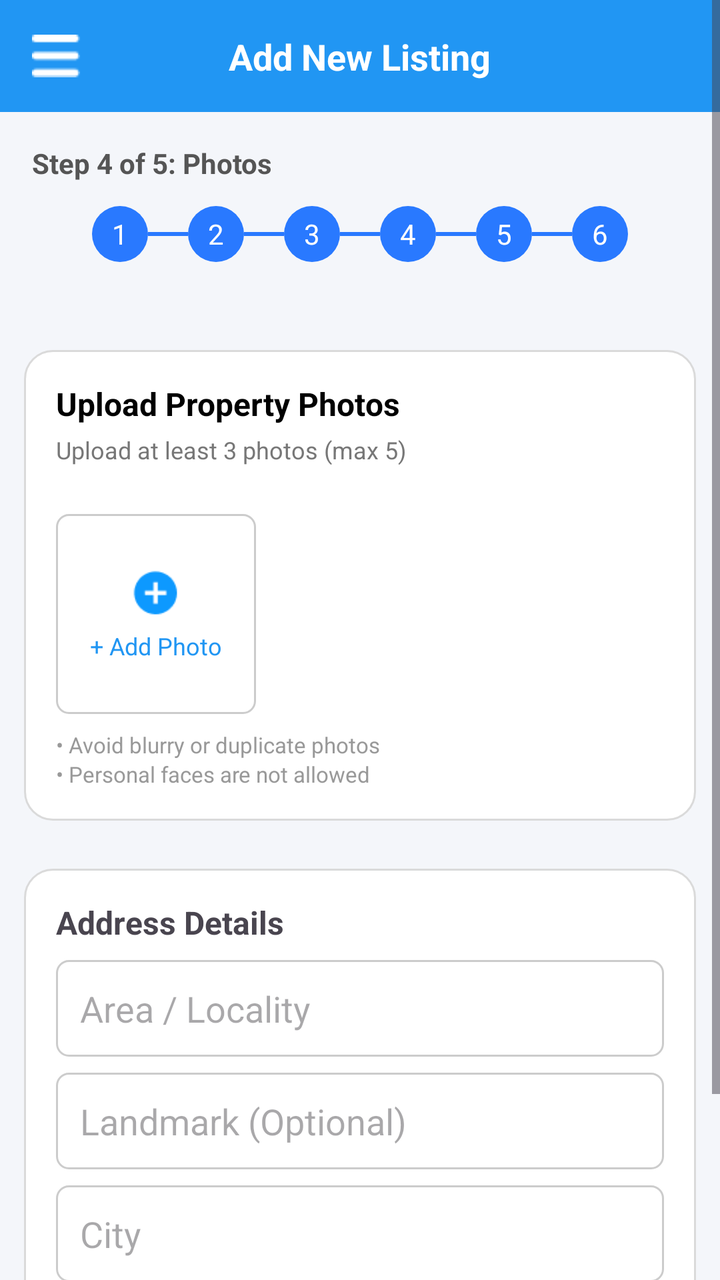
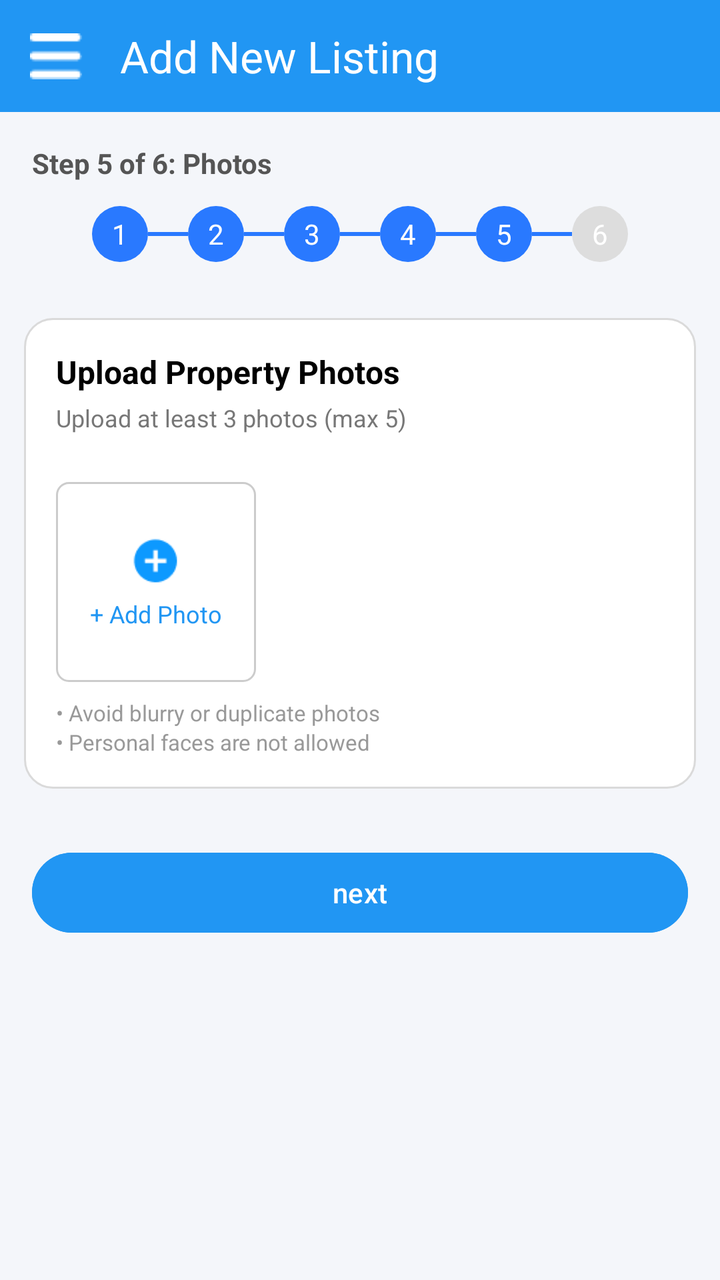

Before-and-after screenshots of an Android layout around one commit, followed by the original layout XML and the change that was made.
<!-- AndroidManifest.xml: application theme Theme.CampusSaathi -->
<!-- res/layout/activity_owner_add_new_list5.xml -->
<?xml version="1.0" encoding="utf-8"?>
<ScrollView xmlns:android="http://schemas.android.com/apk/res/android"
    android:layout_width="match_parent"
    android:layout_height="match_parent"
    android:background="#F4F6FA">

    <LinearLayout
        android:layout_width="match_parent"
        android:layout_height="wrap_content"
        android:orientation="vertical">

        
        <RelativeLayout
            android:layout_width="match_parent"
            android:layout_height="56dp"
            android:background="#2196F3"
            android:padding="16dp">

            <ImageView
                android:id="@+id/btnMenu"
                android:layout_width="24dp"
                android:layout_height="24dp"
                android:src="@drawable/ic_menu" />

            <TextView
                android:layout_width="wrap_content"
                android:layout_height="wrap_content"
                android:text="Add New Listing"
                android:textColor="@android:color/white"
                android:textSize="18sp"
                android:textStyle="bold"
                android:layout_centerInParent="true" />
        </RelativeLayout>

        
        <LinearLayout
            android:layout_width="match_parent"
            android:layout_height="wrap_content"
            android:padding="16dp"
            android:orientation="vertical">

            <TextView
                android:layout_width="wrap_content"
                android:layout_height="wrap_content"
                android:text="Step 4 of 5: Photos"
                android:textStyle="bold"
                android:textColor="#555"
                android:textSize="14sp" />
            <LinearLayout
                android:layout_width="match_parent"
                android:layout_height="wrap_content"
                android:orientation="horizontal"
                android:gravity="center"
                android:layout_marginTop="12dp">

                
                <TextView
                    android:text="1"
                    android:background="@drawable/step_done"
                    android:textColor="#FFFFFF"
                    android:gravity="center"
                    android:layout_width="28dp"
                    android:layout_height="28dp"/>

                <View
                    android:layout_width="20dp"
                    android:layout_height="2dp"
                    android:background="#2979FF"/>

                
                <TextView
                    android:text="2"
                    android:background="@drawable/step_done"
                    android:textColor="#FFFFFF"
                    android:gravity="center"
                    android:layout_width="28dp"
                    android:layout_height="28dp"/>

                <View
                    android:layout_width="20dp"
                    android:layout_height="2dp"
                    android:background="#2979FF"/>

                
                <TextView
                    android:text="3"
                    android:background="@drawable/step_done"
                    android:textColor="#FFFFFF"
                    android:gravity="center"
                    android:layout_width="28dp"
                    android:layout_height="28dp"/>

                <View
                    android:layout_width="20dp"
                    android:layout_height="2dp"
                    android:background="#2979FF"/>

                
                <TextView
                    android:text="4"
                    android:background="@drawable/step_done"
                    android:textColor="#FFFFFF"
                    android:gravity="center"
                    android:layout_width="28dp"
                    android:layout_height="28dp"/>

                <View
                    android:layout_width="20dp"
                    android:layout_height="2dp"
                    android:background="#2979FF"/>

                
                <TextView
                    android:text="5"
                    android:background="@drawable/step_active"
                    android:textColor="#FFFFFF"
                    android:gravity="center"
                    android:layout_width="28dp"
                    android:layout_height="28dp"/>

                <View
                    android:layout_width="20dp"
                    android:layout_height="2dp"
                    android:background="#2979FF"/>

                <TextView android:text="6"
                    android:background="@drawable/step_active"
                    android:textColor="#fff"
                    android:gravity="center"
                    android:layout_width="28dp"
                    android:layout_height="28dp"/>

            </LinearLayout>


            <ImageView
                android:layout_marginTop="8dp"
                android:layout_width="match_parent"
                android:layout_height="8dp"
                android:src="@drawable/step_4" />
        </LinearLayout>

        
        <LinearLayout
            android:layout_width="match_parent"
            android:layout_height="wrap_content"
            android:layout_margin="12dp"
            android:padding="16dp"
            android:orientation="vertical"
            android:background="@drawable/card_border">

            <TextView
                android:layout_width="wrap_content"
                android:layout_height="wrap_content"
                android:text="Upload Property Photos"
                android:textStyle="bold"
                android:textSize="16sp"
                android:textColor="#000" />

            <TextView
                android:layout_width="wrap_content"
                android:layout_height="wrap_content"
                android:layout_marginTop="4dp"
                android:text="Upload at least 3 photos (max 5)"
                android:textSize="12sp"
                android:textColor="#777" />

            
            <GridLayout
                android:id="@+id/gridImages"
                android:layout_width="match_parent"
                android:layout_height="wrap_content"
                android:layout_marginTop="12dp"
                android:columnCount="3"
                android:useDefaultMargins="true"/>

            
            <LinearLayout
                android:id="@+id/btnAddImage"
                android:layout_marginTop="12dp"
                android:layout_width="100dp"
                android:layout_height="100dp"
                android:gravity="center"
                android:orientation="vertical"
                android:background="@drawable/edit_bg">

                <ImageView
                    android:layout_width="26dp"
                    android:layout_height="28dp"
                    android:src="@drawable/ic_add" />

                <TextView
                    android:layout_width="wrap_content"
                    android:layout_height="wrap_content"
                    android:layout_marginTop="4dp"
                    android:text="+ Add Photo"
                    android:textSize="12sp"
                    android:textColor="#2196F3" />
            </LinearLayout>

            <TextView
                android:layout_width="wrap_content"
                android:layout_height="wrap_content"
                android:layout_marginTop="8dp"
                android:text="• Avoid blurry or duplicate photos"
                android:textSize="11sp"
                android:textColor="#999" />

            <TextView
                android:layout_width="wrap_content"
                android:layout_height="wrap_content"
                android:text="• Personal faces are not allowed"
                android:textSize="11sp"
                android:textColor="#999" />
        </LinearLayout>




        
        <LinearLayout
            android:layout_width="match_parent"
            android:layout_height="wrap_content"
            android:layout_margin="12dp"
            android:padding="16dp"
            android:orientation="vertical"
            android:background="@drawable/card_border">

            <TextView   android:layout_width="wrap_content"
                android:layout_height="wrap_content"
                android:text="Address Details"
                android:textStyle="bold"
                android:textSize="16sp" />

            <EditText
                android:id="@+id/edtArea"
                android:layout_marginTop="8dp"
                android:hint="Area / Locality"
                android:background="@drawable/edit_bg"
                android:padding="12dp"
                android:layout_width="match_parent"
                android:layout_height="wrap_content" />

            <EditText
                android:id="@+id/edtLandmark"
                android:layout_marginTop="8dp"
                android:hint="Landmark (Optional)"
                android:background="@drawable/edit_bg"
                android:padding="12dp"
                android:layout_width="match_parent"
                android:layout_height="wrap_content" />

            <EditText
                android:id="@+id/edtCity"
                android:layout_marginTop="8dp"
                android:hint="City"
                android:background="@drawable/edit_bg"
                android:padding="12dp"
                android:layout_width="match_parent"
                android:layout_height="wrap_content" />
        </LinearLayout>

        
        <Button
            android:id="@+id/btnSubmit"
            android:layout_margin="16dp"
            android:layout_width="match_parent"
            android:layout_height="48dp"
            android:text="Submit Listing"
            android:textAllCaps="false"
            android:textColor="@android:color/white"
            android:backgroundTint="#2196F3" />

    </LinearLayout>
</ScrollView>
<!-- resources referenced by this layout -->
<resources>
  <!-- drawable card_border (drawable) -->
  <?xml version="1.0" encoding="utf-8"?>
  <shape xmlns:android="http://schemas.android.com/apk/res/android">
      <solid android:color="#FFFFFF" />
  
      <stroke
          android:width="1dp"
          android:color="#DADADA" />
  
      <corners android:radius="14dp" />
  </shape>
  <!-- drawable edit_bg (drawable) -->
  <shape xmlns:android="http://schemas.android.com/apk/res/android">
      <solid android:color="#FFFFFF"/>
      <stroke android:width="1dp" android:color="#CCCCCC"/>
      <corners android:radius="6dp"/>
  </shape>
  <!-- drawable ic_add: png bitmap (drawable, 821 bytes) -->
  <!-- drawable ic_menu: png bitmap (drawable, 269 bytes) -->
  <!-- drawable step_4: vector/xml drawable (drawable, 2605 chars, omitted) -->
  <!-- drawable step_active (drawable) -->
  <shape xmlns:android="http://schemas.android.com/apk/res/android">
      <solid android:color="#2979FF"/>
      <corners android:radius="50dp"/>
  </shape>
  <!-- drawable step_done (drawable) -->
  <?xml version="1.0" encoding="utf-8"?>
  <shape xmlns:android="http://schemas.android.com/apk/res/android">
      <solid android:color="#2979FF"/>
      <corners android:radius="50dp"/>
  </shape>
  <style name="Theme.CampusSaathi" parent="Base.Theme.CampusSaathi" />
  <style name="Base.Theme.CampusSaathi" parent="Theme.Material3.DayNight.NoActionBar">
          
          
      </style>
</resources>

<!-- the commit's change to res/layout/activity_owner_add_new_list5.xml (unified diff, before → after) -->
@@ -1,275 +1,248 @@
 <?xml version="1.0" encoding="utf-8"?>
-<ScrollView xmlns:android="http://schemas.android.com/apk/res/android"
+<androidx.drawerlayout.widget.DrawerLayout
+    xmlns:android="http://schemas.android.com/apk/res/android"
+    xmlns:app="http://schemas.android.com/apk/res-auto"
+    android:id="@+id/drawerLayout"
     android:layout_width="match_parent"
-    android:layout_height="match_parent"
-    android:background="#F4F6FA">
-
-    <LinearLayout
+    android:layout_height="match_parent">
+
+
+    <LinearLayout xmlns:android="http://schemas.android.com/apk/res/android"
+        xmlns:app="http://schemas.android.com/apk/res-auto"
         android:layout_width="match_parent"
-        android:layout_height="wrap_content"
-        android:orientation="vertical">
-
-        
-        <RelativeLayout
+        android:layout_height="match_parent"
+        android:orientation="vertical"
+        android:background="#FFFFFF">
+
+
+    
+    <androidx.appcompat.widget.Toolbar
+        android:id="@+id/toolbar"
+        android:layout_width="match_parent"
+        android:layout_height="56dp"
+        android:background="#2196F3"
+        app:title="Add New Listing"
+        app:titleTextColor="#FFFFFF"
+        app:navigationIcon="@drawable/ic_menu" />
+
+
+
+
+
+        <ScrollView xmlns:android="http://schemas.android.com/apk/res/android"
             android:layout_width="match_parent"
-            android:layout_height="56dp"
-            android:background="#2196F3"
-            android:padding="16dp">
-
-            <ImageView
-                android:id="@+id/btnMenu"
-                android:layout_width="24dp"
-                android:layout_height="24dp"
-                android:src="@drawable/ic_menu" />
-
-            <TextView
-                android:layout_width="wrap_content"
-                android:layout_height="wrap_content"
-                android:text="Add New Listing"
-                android:textColor="@android:color/white"
-                android:textSize="18sp"
-                android:textStyle="bold"
-                android:layout_centerInParent="true" />
-        </RelativeLayout>
-
-        
-        <LinearLayout
-            android:layout_width="match_parent"
-            android:layout_height="wrap_content"
-            android:padding="16dp"
-            android:orientation="vertical">
-
-            <TextView
-                android:layout_width="wrap_content"
-                android:layout_height="wrap_content"
-                android:text="Step 4 of 5: Photos"
-                android:textStyle="bold"
-                android:textColor="#555"
-                android:textSize="14sp" />
+            android:layout_height="match_parent"
+            android:background="#F4F6FA">
+
             <LinearLayout
                 android:layout_width="match_parent"
                 android:layout_height="wrap_content"
-                android:orientation="horizontal"
-                android:gravity="center"
-                android:layout_marginTop="12dp">
+                android:orientation="vertical">
+
 
                 
-                <TextView
-                    android:text="1"
-                    android:background="@drawable/step_done"
-                    android:textColor="#FFFFFF"
-                    android:gravity="center"
-                    android:layout_width="28dp"
-                    android:layout_height="28dp"/>
-
-                <View
-                    android:layout_width="20dp"
-                    android:layout_height="2dp"
-                    android:background="#2979FF"/>
+                <LinearLayout
+                    android:layout_width="match_parent"
+                    android:layout_height="wrap_content"
+                    android:padding="16dp"
+                    android:orientation="vertical">
+
+                    <TextView
+                        android:layout_width="wrap_content"
+                        android:layout_height="wrap_content"
+                        android:text="Step 5 of 6: Photos"
+                        android:textStyle="bold"
+                        android:textColor="#555"
+                        android:textSize="14sp" />
+                    <LinearLayout
+                        android:layout_width="match_parent"
+                        android:layout_height="wrap_content"
+                        android:orientation="horizontal"
+                        android:gravity="center"
+                        android:layout_marginTop="12dp">
+
+                        
+                        <TextView
+                            android:text="1"
+                            android:background="@drawable/step_done"
+                            android:textColor="#FFFFFF"
+                            android:gravity="center"
+                            android:layout_width="28dp"
+                            android:layout_height="28dp"/>
+
+                        <View
+                            android:layout_width="20dp"
+                            android:layout_height="2dp"
+                            android:background="#2979FF"/>
+
+                        
+                        <TextView
+                            android:text="2"
+                            android:background="@drawable/step_done"
+                            android:textColor="#FFFFFF"
+                            android:gravity="center"
+                            android:layout_width="28dp"
+                            android:layout_height="28dp"/>
+
+                        <View
+                            android:layout_width="20dp"
+                            android:layout_height="2dp"
+                            android:background="#2979FF"/>
+
+                        
+                        <TextView
+                            android:text="3"
+                            android:background="@drawable/step_done"
+                            android:textColor="#FFFFFF"
+                            android:gravity="center"
+                            android:layout_width="28dp"
+                            android:layout_height="28dp"/>
+
+                        <View
+                            android:layout_width="20dp"
+                            android:layout_height="2dp"
+                            android:background="#2979FF"/>
+
+                        
+                        <TextView
+                            android:text="4"
+                            android:background="@drawable/step_done"
+                            android:textColor="#FFFFFF"
+                            android:gravity="center"
+                            android:layout_width="28dp"
+                            android:layout_height="28dp"/>
+
+                        <View
+                            android:layout_width="20dp"
+                            android:layout_height="2dp"
+                            android:background="#2979FF"/>
+
+                        
+                        <TextView
+                            android:text="5"
+                            android:background="@drawable/step_active"
+                            android:textColor="#FFFFFF"
+                            android:gravity="center"
+                            android:layout_width="28dp"
+                            android:layout_height="28dp"/>
+
+                        <View
+                            android:layout_width="20dp"
+                            android:layout_height="2dp"
+                            android:background="#2979FF"/>
+
+                        <TextView android:text="6"
+                            android:background="@drawable/step_inactive"
+                            android:textColor="#fff"
+                            android:gravity="center"
+                            android:layout_width="28dp"
+                            android:layout_height="28dp"/>
+
+                    </LinearLayout>
+
+
+
+                </LinearLayout>
 
                 
-                <TextView
-                    android:text="2"
-                    android:background="@drawable/step_done"
-                    android:textColor="#FFFFFF"
-                    android:gravity="center"
-                    android:layout_width="28dp"
-                    android:layout_height="28dp"/>
-
-                <View
-                    android:layout_width="20dp"
-                    android:layout_height="2dp"
-                    android:background="#2979FF"/>
+                <LinearLayout
+                    android:layout_width="match_parent"
+                    android:layout_height="wrap_content"
+                    android:layout_margin="12dp"
+                    android:padding="16dp"
+                    android:orientation="vertical"
+                    android:background="@drawable/card_border">
+
+                    <TextView
+                        android:layout_width="wrap_content"
+                        android:layout_height="wrap_content"
+                        android:text="Upload Property Photos"
+                        android:textStyle="bold"
+                        android:textSize="16sp"
+                        android:textColor="#000" />
+
+                    <TextView
+                        android:layout_width="wrap_content"
+                        android:layout_height="wrap_content"
+                        android:layout_marginTop="4dp"
+                        android:text="Upload at least 3 photos (max 5)"
+                        android:textSize="12sp"
+                        android:textColor="#777" />
+
+                    
+                    <GridLayout
+                        android:id="@+id/gridImages"
+                        android:layout_width="match_parent"
+                        android:layout_height="wrap_content"
+                        android:layout_marginTop="12dp"
+                        android:columnCount="3"
+                        android:useDefaultMargins="true"/>
+
+                    
+                    <LinearLayout
+                        android:id="@+id/btnAddImage"
+                        android:layout_marginTop="12dp"
+                        android:layout_width="100dp"
+                        android:layout_height="100dp"
+                        android:gravity="center"
+                        android:orientation="vertical"
+                        android:background="@drawable/edit_bg">
+
+                        <ImageView
+                            android:layout_width="26dp"
+                            android:layout_height="28dp"
+                            android:src="@drawable/ic_add" />
+
+                        <TextView
+                            android:layout_width="wrap_content"
+                            android:layout_height="wrap_content"
+                            android:layout_marginTop="4dp"
+                            android:text="+ Add Photo"
+                            android:textSize="12sp"
+                            android:textColor="#2196F3" />
+                    </LinearLayout>
+
+                    <TextView
+                        android:layout_width="wrap_content"
+                        android:layout_height="wrap_content"
+                        android:layout_marginTop="8dp"
+                        android:text="• Avoid blurry or duplicate photos"
+                        android:textSize="11sp"
+                        android:textColor="#999" />
+
+                    <TextView
+                        android:layout_width="wrap_content"
+                        android:layout_height="wrap_content"
+                        android:text="• Personal faces are not allowed"
+                        android:textSize="11sp"
+                        android:textColor="#999" />
+                </LinearLayout>
+
+
+
 
                 
-                <TextView
-                    android:text="3"
-                    android:background="@drawable/step_done"
-                    android:textColor="#FFFFFF"
-                    android:gravity="center"
-                    android:layout_width="28dp"
-                    android:layout_height="28dp"/>
-
-                <View
-                    android:layout_width="20dp"
-                    android:layout_height="2dp"
-                    android:background="#2979FF"/>
-
-                
-                <TextView
-                    android:text="4"
-                    android:background="@drawable/step_done"
-                    android:textColor="#FFFFFF"
-                    android:gravity="center"
-                    android:layout_width="28dp"
-                    android:layout_height="28dp"/>
-
-                <View
-                    android:layout_width="20dp"
-                    android:layout_height="2dp"
-                    android:background="#2979FF"/>
-
-                
-                <TextView
-                    android:text="5"
-                    android:background="@drawable/step_active"
-                    android:textColor="#FFFFFF"
-                    android:gravity="center"
-                    android:layout_width="28dp"
-                    android:layout_height="28dp"/>
-
-                <View
-                    android:layout_width="20dp"
-                    android:layout_height="2dp"
-                    android:background="#2979FF"/>
-
-                <TextView android:text="6"
-                    android:background="@drawable/step_active"
-                    android:textColor="#fff"
-                    android:gravity="center"
-                    android:layout_width="28dp"
-                    android:layout_height="28dp"/>
+                <Button
+                    android:id="@+id/btnSubmit"
+                    android:layout_margin="16dp"
+                    android:layout_width="match_parent"
+                    android:layout_height="48dp"
+                    android:text="next"
+                    android:textAllCaps="false"
+                    android:textColor="@android:color/white"
+                    android:backgroundTint="#2196F3" />
 
             </LinearLayout>
-
-
-            <ImageView
-                android:layout_marginTop="8dp"
-                android:layout_width="match_parent"
-                android:layout_height="8dp"
-                android:src="@drawable/step_4" />
-        </LinearLayout>
-
-        
-        <LinearLayout
-            android:layout_width="match_parent"
-            android:layout_height="wrap_content"
-            android:layout_margin="12dp"
-            android:padding="16dp"
-            android:orientation="vertical"
-            android:background="@drawable/card_border">
-
-            <TextView
-                android:layout_width="wrap_content"
-                android:layout_height="wrap_content"
-                android:text="Upload Property Photos"
-                android:textStyle="bold"
-                android:textSize="16sp"
-                android:textColor="#000" />
-
-            <TextView
-                android:layout_width="wrap_content"
-                android:layout_height="wrap_content"
-                android:layout_marginTop="4dp"
-                android:text="Upload at least 3 photos (max 5)"
-                android:textSize="12sp"
-                android:textColor="#777" />
-
-            
-            <GridLayout
-                android:id="@+id/gridImages"
-                android:layout_width="match_parent"
-                android:layout_height="wrap_content"
-                android:layout_marginTop="12dp"
-                android:columnCount="3"
-                android:useDefaultMargins="true"/>
-
-            
-            <LinearLayout
-                android:id="@+id/btnAddImage"
-                android:layout_marginTop="12dp"
-                android:layout_width="100dp"
-                android:layout_height="100dp"
-                android:gravity="center"
-                android:orientation="vertical"
-                android:background="@drawable/edit_bg">
-
-                <ImageView
-                    android:layout_width="26dp"
-                    android:layout_height="28dp"
-                    android:src="@drawable/ic_add" />
-
-                <TextView
-                    android:layout_width="wrap_content"
-                    android:layout_height="wrap_content"
-                    android:layout_marginTop="4dp"
-                    android:text="+ Add Photo"
-                    android:textSize="12sp"
-                    android:textColor="#2196F3" />
-            </LinearLayout>
-
-            <TextView
-                android:layout_width="wrap_content"
-                android:layout_height="wrap_content"
-                android:layout_marginTop="8dp"
-                android:text="• Avoid blurry or duplicate photos"
-                android:textSize="11sp"
-                android:textColor="#999" />
-
-            <TextView
-                android:layout_width="wrap_content"
-                android:layout_height="wrap_content"
-                android:text="• Personal faces are not allowed"
-                android:textSize="11sp"
-                android:textColor="#999" />
-        </LinearLayout>
-
-
-
-
-        
-        <LinearLayout
-            android:layout_width="match_parent"
-            android:layout_height="wrap_content"
-            android:layout_margin="12dp"
-            android:padding="16dp"
-            android:orientation="vertical"
-            android:background="@drawable/card_border">
-
-            <TextView   android:layout_width="wrap_content"
-                android:layout_height="wrap_content"
-                android:text="Address Details"
-                android:textStyle="bold"
-                android:textSize="16sp" />
-
-            <EditText
-                android:id="@+id/edtArea"
-                android:layout_marginTop="8dp"
-                android:hint="Area / Locality"
-                android:background="@drawable/edit_bg"
-                android:padding="12dp"
-                android:layout_width="match_parent"
-                android:layout_height="wrap_content" />
-
-            <EditText
-                android:id="@+id/edtLandmark"
-                android:layout_marginTop="8dp"
-                android:hint="Landmark (Optional)"
-                android:background="@drawable/edit_bg"
-                android:padding="12dp"
-                android:layout_width="match_parent"
-                android:layout_height="wrap_content" />
-
-            <EditText
-                android:id="@+id/edtCity"
-                android:layout_marginTop="8dp"
-                android:hint="City"
-                android:background="@drawable/edit_bg"
-                android:padding="12dp"
-                android:layout_width="match_parent"
-                android:layout_height="wrap_content" />
-        </LinearLayout>
-
-        
-        <Button
-            android:id="@+id/btnSubmit"
-            android:layout_margin="16dp"
-            android:layout_width="match_parent"
-            android:layout_height="48dp"
-            android:text="Submit Listing"
-            android:textAllCaps="false"
-            android:textColor="@android:color/white"
-            android:backgroundTint="#2196F3" />
-
+        </ScrollView>
     </LinearLayout>
-</ScrollView>
+
+    <com.google.android.material.navigation.NavigationView
+        android:id="@+id/navigation_view"
+        android:layout_width="wrap_content"
+        android:layout_height="match_parent"
+        android:layout_gravity="start"
+        app:itemBackground="@drawable/nav_item_background"
+        app:menu="@menu/owner_menu_drawer"/>
+
+
+</androidx.drawerlayout.widget.DrawerLayout>
<!-- resource entries referenced after the edit -->
@@ -19,7 +19,19 @@
   </shape>
   <!-- drawable ic_add: png bitmap (drawable, 821 bytes) -->
   <!-- drawable ic_menu: png bitmap (drawable, 269 bytes) -->
-  <!-- drawable step_4: vector/xml drawable (drawable, 2605 chars, omitted) -->
+  <!-- drawable nav_item_background (drawable) -->
+  <selector xmlns:android="http://schemas.android.com/apk/res/android">
+  
+      
+      <item
+          android:drawable="@drawable/bg_role_selected"
+          android:state_checked="true"/>
+  
+      
+      <item
+          android:drawable="@drawable/bg_role_unselected"/>
+  
+  </selector>
   <!-- drawable step_active (drawable) -->
   <shape xmlns:android="http://schemas.android.com/apk/res/android">
       <solid android:color="#2979FF"/>
@@ -31,7 +43,28 @@
       <solid android:color="#2979FF"/>
       <corners android:radius="50dp"/>
   </shape>
+  <!-- drawable step_inactive (drawable) -->
+  <shape xmlns:android="http://schemas.android.com/apk/res/android">
+      <solid android:color="#DDDDDD"/>
+      <corners android:radius="50dp"/>
+  </shape>
   <style name="Theme.CampusSaathi" parent="Base.Theme.CampusSaathi" />
+  <!-- drawable bg_role_selected (drawable) -->
+  <shape xmlns:android="http://schemas.android.com/apk/res/android">
+      <solid android:color="#E3F2FD"/>
+      <stroke
+          android:width="2dp"
+          android:color="#2979FF"/>
+      <corners android:radius="12dp"/>
+  </shape>
+  <!-- drawable bg_role_unselected (drawable) -->
+  <shape xmlns:android="http://schemas.android.com/apk/res/android">
+      <solid android:color="#FFFFFF"/>
+      <stroke
+          android:width="1dp"
+          android:color="#DDDDDD"/>
+      <corners android:radius="12dp"/>
+  </shape>
   <style name="Base.Theme.CampusSaathi" parent="Theme.Material3.DayNight.NoActionBar">
           
           
